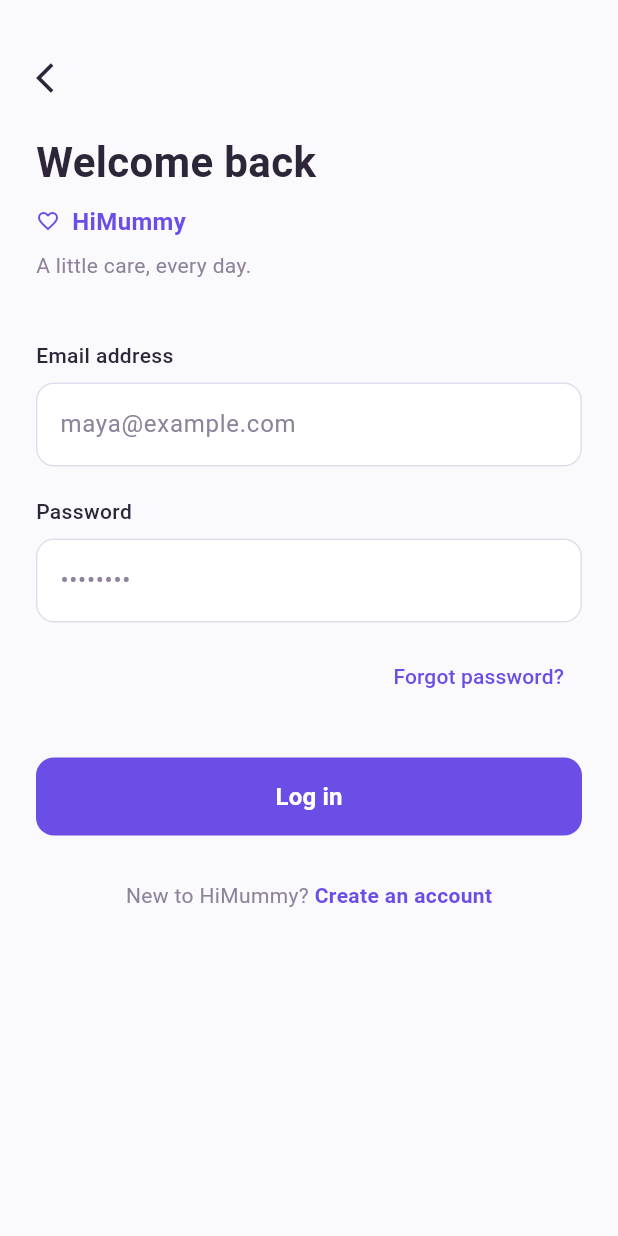
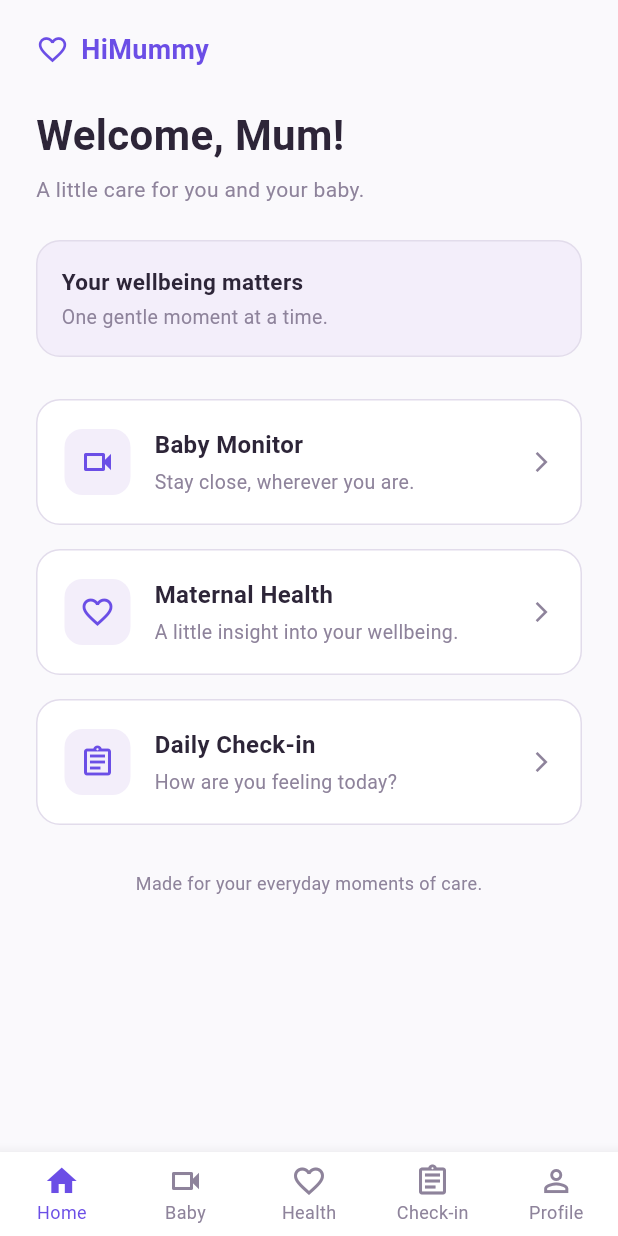
Before and after one commit to cepdnaclk/e22-3yp-himummy, a Flutter app: the screen it shows after launch, after a tap on "Log in", on a phone screen of 412 x 824 dp. Run offline on Flutter 3.47's test engine with Material 3 defaults, Android fonts, the phone set to English and light mode, and no system bars; Roboto replaces fonts that are missing (Nunito Sans).

Commit message:
feat: implement home dashboard and navigation from login

```diff
--- a/code/himummy_mobile/lib/main.dart
+++ b/code/himummy_mobile/lib/main.dart
@@ -12,12 +12,11 @@ class HiMummyApp extends StatelessWidget {
   Widget build(BuildContext context) {
     return MaterialApp(
       title: 'HiMummy',
-      debugShowCheckedModeBanner: false, // Removes the debug banner in top-right corner
+      debugShowCheckedModeBanner: false,
       theme: ThemeData(
         useMaterial3: true,
-        fontFamily: 'Nunito Sans', // Will apply once font is added, fallback is default
+        fontFamily: 'Nunito Sans',
       ),
-      // Set LoginScreen as the starting screen of the app
       home: const LoginScreen(),
     );
   }
--- a/code/himummy_mobile/lib/presentation/screens/auth/login_screen.dart
+++ b/code/himummy_mobile/lib/presentation/screens/auth/login_screen.dart
@@ -1,6 +1,7 @@
 import 'package:flutter/material.dart';
 import '../../../core/constants/app_colors.dart';
 import 'registration_screen.dart';
+import '../dashboard/home_dashboard_screen.dart';
 
 class LoginScreen extends StatefulWidget {
   const LoginScreen({Key? key}) : super(key: key);
@@ -187,7 +188,12 @@ class _LoginScreenState extends State<LoginScreen> {
                   height: 52,
                   child: ElevatedButton(
                     onPressed: () {
-                      // Handle login action
+                      // Navigate to Home Dashboard on successful login
+                      Navigator.pushReplacement(
+                        context,
+                        MaterialPageRoute(builder: (context) => const HomeDashboardScreen()),
+
+                      );
                     },
                     style: ElevatedButton.styleFrom(
                       backgroundColor: AppColors.primaryPurple,
--- a/code/himummy_mobile/lib/presentation/screens/dashboard/home_dashboard_screen.dart
+++ b/code/himummy_mobile/lib/presentation/screens/dashboard/home_dashboard_screen.dart
@@ -0,0 +1,269 @@
+import 'package:flutter/material.dart';
+import '../../../core/constants/app_colors.dart';
+
+class HomeDashboardScreen extends StatefulWidget {
+  const HomeDashboardScreen({Key? key}) : super(key: key);
+
+  @override
+  State<HomeDashboardScreen> createState() => _HomeDashboardScreenState();
+}
+
+class _HomeDashboardScreenState extends State<HomeDashboardScreen> {
+  // Index for Bottom Navigation Bar
+  int _currentIndex = 0;
+
+  @override
+  Widget build(BuildContext context) {
+    return Scaffold(
+      backgroundColor: AppColors.backgroundWhite,
+      body: SafeArea(
+        child: SingleChildScrollView(
+          padding: const EdgeInsets.symmetric(horizontal: 24.0, vertical: 20.0),
+          child: Column(
+            crossAxisAlignment: CrossAxisAlignment.start,
+            children: [
+              // Top header row with greeting and notification icon
+              Row(
+                mainAxisAlignment: MainAxisAlignment.spaceBetween,
+                children: [
+                  Row(
+                    children: const [
+                      Icon(
+                        Icons.favorite_border,
+                        color: AppColors.primaryPurple,
+                        size: 22,
+                      ),
+                      SizedBox(width: 8),
+                      Text(
+                        'HiMummy',
+                        style: TextStyle(
+                          fontSize: 18,
+                          fontWeight: FontWeight.bold,
+                          color: AppColors.primaryPurple,
+                        ),
+                      ),
+                    ],
+
+                  ),
+                ],
+              ),
+
+              const SizedBox(height: 24),
+
+              // Welcome title matching Figma design
+              const Text(
+                'Welcome, Mum!',
+                style: TextStyle(
+                  fontSize: 28,
+                  fontWeight: FontWeight.bold,
+                  color: AppColors.textDark,
+                ),
+              ),
+
+              const SizedBox(height: 6),
+
+              const Text(
+                'A little care for you and your baby.',
+                style: TextStyle(
+                  fontSize: 14,
+                  color: AppColors.textMuted,
+                ),
+              ),
+
+              const SizedBox(height: 24),
+
+              // Wellbeing banner card
+              Container(
+                width: double.infinity,
+                padding: const EdgeInsets.all(16),
+                decoration: BoxDecoration(
+                  color: AppColors.lightPurpleBg,
+                  borderRadius: BorderRadius.circular(16),
+                  border: Border.all(color: AppColors.borderGrey),
+                ),
+                child: Column(
+                  crossAxisAlignment: CrossAxisAlignment.start,
+                  children: const [
+                    Text(
+                      'Your wellbeing matters',
+                      style: TextStyle(
+                        fontSize: 15,
+                        fontWeight: FontWeight.bold,
+                        color: AppColors.textDark,
+                      ),
+                    ),
+                    SizedBox(height: 4),
+                    Text(
+                      'One gentle moment at a time.',
+                      style: TextStyle(
+                        fontSize: 13,
+                        color: AppColors.textMuted,
+                      ),
+                    ),
+                  ],
+                ),
+              ),
+
+              const SizedBox(height: 28),
+
+              // Navigation card items matching Figma features
+              _buildFeatureCard(
+                title: 'Baby Monitor',
+                subtitle: 'Stay close, wherever you are.',
+                icon: Icons.videocam_outlined,
+                onTap: () {
+                  // Navigate to Baby Monitor screen (Milestone 4)
+                },
+              ),
+
+              const SizedBox(height: 16),
+
+              _buildFeatureCard(
+                title: 'Maternal Health',
+                subtitle: 'A little insight into your wellbeing.',
+                icon: Icons.favorite_border,
+                onTap: () {
+                  // Navigate to Maternal Health screen (Milestone 4)
+                },
+              ),
+
+              const SizedBox(height: 16),
+
+              _buildFeatureCard(
+                title: 'Daily Check-in',
+                subtitle: 'How are you feeling today?',
+                icon: Icons.assignment_outlined,
+                onTap: () {
+                  // Navigate to Daily Check-in screen (Milestone 4)
+                },
+              ),
+
+              const SizedBox(height: 30),
+
+              // Footer branding note
+              const Center(
+                child: Text(
+                  'Made for your everyday moments of care.',
+                  style: TextStyle(
+                    fontSize: 12,
+                    color: AppColors.textMuted,
+                  ),
+                ),
+              ),
+            ],
+          ),
+        ),
+      ),
+
+      // Bottom Navigation Bar matching Figma design
+      bottomNavigationBar: BottomNavigationBar(
+        currentIndex: _currentIndex,
+        onTap: (index) {
+          setState(() {
+            _currentIndex = index;
+          });
+          // Handle navigation between bottom tabs
+        },
+        type: BottomNavigationBarType.fixed,
+        backgroundColor: AppColors.cardWhite,
+        selectedItemColor: AppColors.primaryPurple,
+        unselectedItemColor: AppColors.textMuted,
+        selectedFontSize: 12,
+        unselectedFontSize: 12,
+        items: const [
+          BottomNavigationBarItem(
+            icon: Icon(Icons.home_outlined),
+            activeIcon: Icon(Icons.home),
+            label: 'Home',
+          ),
+          BottomNavigationBarItem(
+            icon: Icon(Icons.videocam_outlined),
+            activeIcon: Icon(Icons.videocam),
+            label: 'Baby',
+          ),
+          BottomNavigationBarItem(
+            icon: Icon(Icons.favorite_border),
+            activeIcon: Icon(Icons.favorite),
+            label: 'Health',
+          ),
+          BottomNavigationBarItem(
+            icon: Icon(Icons.assignment_outlined),
+            activeIcon: Icon(Icons.assignment),
+            label: 'Check-in',
+          ),
+          BottomNavigationBarItem(
+            icon: Icon(Icons.person_outline),
+            activeIcon: Icon(Icons.person),
+            label: 'Profile',
+          ),
+        ],
+      ),
+    );
+  }
+
+  // Helper widget to build reusable feature cards
+  Widget _buildFeatureCard({
+    required String title,
+    required String subtitle,
+    required IconData icon,
+    required VoidCallback onTap,
+  }) {
+    return GestureDetector(
+      onTap: onTap,
+      child: Container(
+        width: double.infinity,
+        padding: const EdgeInsets.all(18),
+        decoration: BoxDecoration(
+          color: AppColors.cardWhite,
+          borderRadius: BorderRadius.circular(16),
+          border: Border.all(color: AppColors.borderGrey),
+        ),
+        child: Row(
+          children: [
+            Container(
+              padding: const EdgeInsets.all(10),
+              decoration: BoxDecoration(
+                color: AppColors.lightPurpleBg,
+                borderRadius: BorderRadius.circular(12),
+              ),
+              child: Icon(
+                icon,
+                color: AppColors.primaryPurple,
+                size: 24,
+              ),
+            ),
+            const SizedBox(width: 16),
+            Expanded(
+              child: Column(
+                crossAxisAlignment: CrossAxisAlignment.start,
+                children: [
+                  Text(
+                    title,
+                    style: const TextStyle(
+                      fontSize: 16,
+                      fontWeight: FontWeight.bold,
+                      color: AppColors.textDark,
+                    ),
+                  ),
+                  const SizedBox(height: 4),
+                  Text(
+                    subtitle,
+                    style: const TextStyle(
+                      fontSize: 13,
+                      color: AppColors.textMuted,
+                    ),
+                  ),
+                ],
+              ),
+            ),
+            const Icon(
+              Icons.arrow_forward_ios,
+              size: 16,
+              color: AppColors.textMuted,
+            ),
+          ],
+        ),
+      ),
+    );
+  }
+}
```
